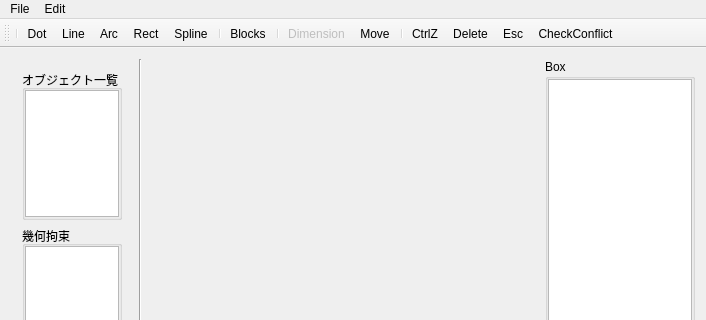
Above: src/MainWindow.ui from hal1437/BlockMaker before the change; both pictures show x 0 to 706 and y 0 to 320 of the 706 by 481 pixel window. Below: the same form after it.
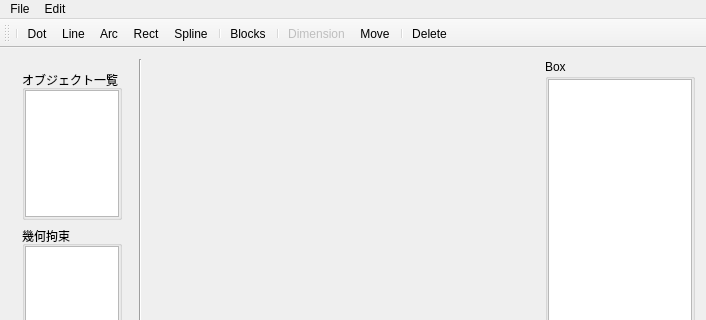
That is the form after the change. Icons and pictures are not drawn. Custom widgets are drawn as their Qt base class.

Commit message: CtrlZを無効化

```diff
--- a/src/MainWindow.ui
+++ b/src/MainWindow.ui
@@ -288,10 +288,7 @@
    <addaction name="ToolDimension"/>
    <addaction name="actionMove"/>
    <addaction name="separator"/>
-   <addaction name="actionCtrlZ"/>
    <addaction name="actionDelete"/>
-   <addaction name="actionEsc"/>
-   <addaction name="actionCheckConflict"/>
   </widget>
   <widget class="QStatusBar" name="statusBar"/>
   <action name="ToolDot">
```
The commit also changes 1 other file.
